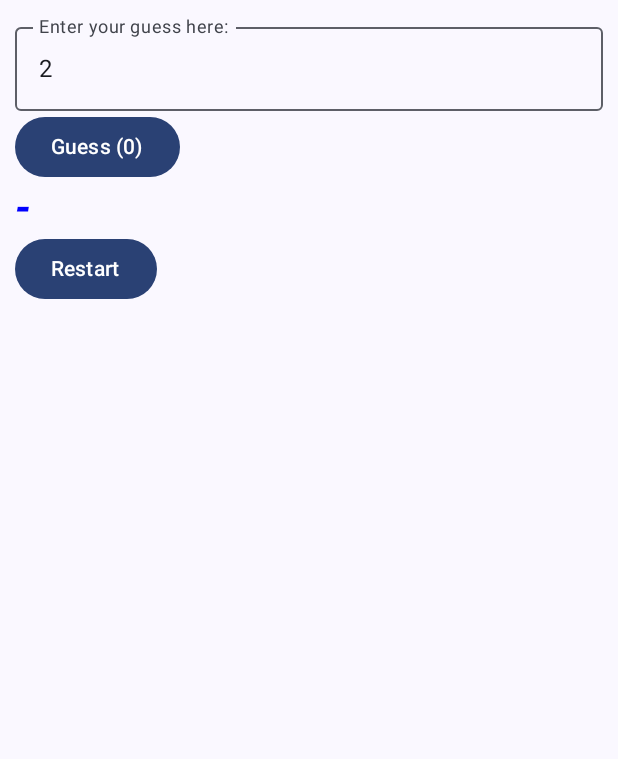
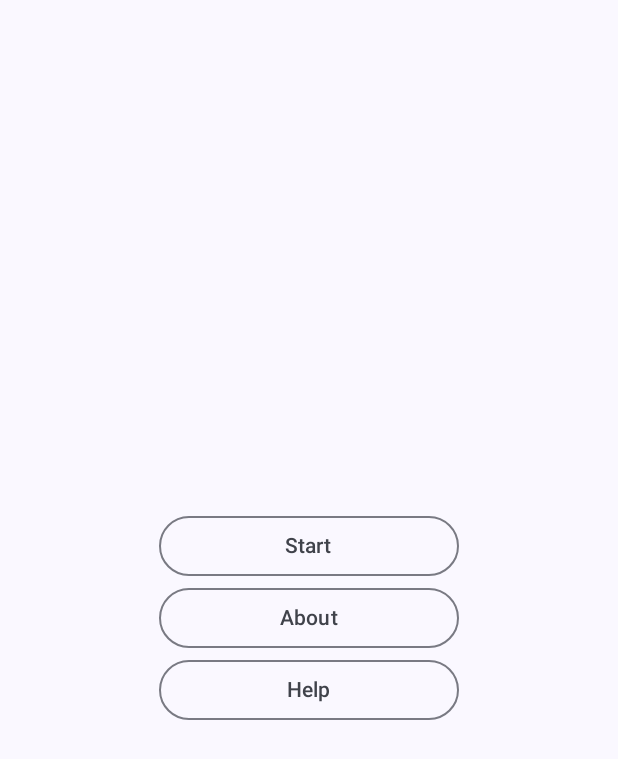
Before and after one commit to Kolos1974/CubixAndroidCompose, an Android app built with Jetpack Compose: the screen it shows after launch (MainActivity), on a phone screen of 412 x 824 dp. Shown: the top 759 px of the screen. Run offline under Robolectric (Android 15) with nearby library versions, the phone set to English and light mode, and no system bars.

Commit message:
HighLowGameComposeDemo_ViewModel

```diff
--- a/HighLowGameComposeDemo_ViewModel/app/src/main/java/com/example/highlowgamecomposedemo_viewmodel/MainActivity.kt
+++ b/HighLowGameComposeDemo_ViewModel/app/src/main/java/com/example/highlowgamecomposedemo_viewmodel/MainActivity.kt
@@ -1,16 +1,24 @@
 package com.example.highlowgamecomposedemo_viewmodel
 
 import android.os.Bundle
+import android.provider.SyncStateContract.Helpers
 import androidx.activity.ComponentActivity
 import androidx.activity.compose.setContent
 import androidx.compose.foundation.layout.fillMaxSize
 import androidx.compose.material3.MaterialTheme
 import androidx.compose.material3.Surface
-import androidx.compose.material3.Text
 import androidx.compose.runtime.Composable
 import androidx.compose.ui.Modifier
-import androidx.compose.ui.tooling.preview.Preview
-import com.example.highlowgamecomposedemo_viewmodel.screen.GameScreen
+import androidx.navigation.NavHostController
+import androidx.navigation.NavType
+import androidx.navigation.compose.NavHost
+import androidx.navigation.compose.composable
+import androidx.navigation.compose.rememberNavController
+import androidx.navigation.navArgument
+import com.example.highlowgamecomposedemo_viewmodel.screen.about.AboutScreen
+import com.example.highlowgamecomposedemo_viewmodel.screen.game.GameScreen
+import com.example.highlowgamecomposedemo_viewmodel.screen.help.HelpScreen
+import com.example.highlowgamecomposedemo_viewmodel.screen.mainmenu.MainMenuScreen
 import com.example.highlowgamecomposedemo_viewmodel.ui.theme.HighLowGameComposeDemo_ViewModelTheme
 
 class MainActivity : ComponentActivity() {
@@ -23,9 +31,59 @@ class MainActivity : ComponentActivity() {
                     modifier = Modifier.fillMaxSize(),
                     color = MaterialTheme.colorScheme.background
                 ) {
-                    GameScreen()
+                    // GameScreen()
+                    MyAppNavHost()
                 }
             }
         }
     }
 }
+
+
+@Composable
+fun MyAppNavHost(
+    modifier: Modifier = Modifier,
+    navController: NavHostController = rememberNavController(),
+    startDestination: String = "mainmenuscreen"
+){
+    NavHost(navController = navController,
+        startDestination = startDestination ){
+
+        composable("mainmenuscreen"){
+            MainMenuScreen(
+                onNavigateToGame = { navController.navigate("gamescreen?upperBound=20") },
+                onNavigateToHelp = {navController.navigate("helpscreen/this is the text")},
+                navController)
+        }
+
+
+        composable("gamescreen?upperBound={upperBound}",
+            arguments = listOf(navArgument("upperBound") {
+                defaultValue = 0
+                type = NavType.IntType }
+            )
+        ) {
+            GameScreen()
+        }
+
+
+        composable("aboutscreen"){
+            AboutScreen()
+        }
+
+        composable(
+            "helpscreen/{helptext}",
+            arguments = listOf(navArgument("helptext") { type = NavType.StringType })
+        ) { navBackStackEntry ->
+            /* Extracting the helptext from the route */
+            val text = navBackStackEntry.arguments?.getString("helptext")
+
+            text?.let {
+                HelpScreen(helpText = text)
+            }
+        }
+
+    }
+
+
+}
--- a/HighLowGameComposeDemo_ViewModel/app/src/main/java/com/example/highlowgamecomposedemo_viewmodel/screen/GameScreen.kt
+++ b/HighLowGameComposeDemo_ViewModel/app/src/main/java/com/example/highlowgamecomposedemo_viewmodel/screen/game/GameScreen.kt
@@ -1,10 +1,9 @@
-package com.example.highlowgamecomposedemo_viewmodel.screen
+package com.example.highlowgamecomposedemo_viewmodel.screen.game
 
 import androidx.compose.foundation.layout.Column
 import androidx.compose.foundation.layout.fillMaxSize
 import androidx.compose.foundation.layout.fillMaxWidth
 import androidx.compose.foundation.layout.padding
-import androidx.compose.foundation.text.BasicTextField
 import androidx.compose.foundation.text.KeyboardOptions
 import androidx.compose.material.icons.Icons
 import androidx.compose.material.icons.filled.Warning
@@ -34,7 +33,6 @@ import androidx.compose.ui.unit.sp
 import androidx.lifecycle.viewmodel.compose.viewModel
 import com.example.highlowgamecomposedemo_viewmodel.R
 import com.example.highlowgamecomposedemo_viewmodel.ui.theme.HighLowGameComposeDemo_ViewModelTheme
-import kotlin.random.Random
 
 @OptIn(ExperimentalMaterial3Api::class)
 @Composable
--- a/HighLowGameComposeDemo_ViewModel/app/src/main/java/com/example/highlowgamecomposedemo_viewmodel/screen/GameViewModel.kt
+++ b/HighLowGameComposeDemo_ViewModel/app/src/main/java/com/example/highlowgamecomposedemo_viewmodel/screen/game/GameViewModel.kt
@@ -1,23 +1,24 @@
-package com.example.highlowgamecomposedemo_viewmodel.screen
+package com.example.highlowgamecomposedemo_viewmodel.screen.game
 
 import androidx.compose.runtime.getValue
 import androidx.compose.runtime.mutableStateOf
 import androidx.compose.runtime.setValue
+import androidx.lifecycle.SavedStateHandle
 import androidx.lifecycle.ViewModel
 import java.util.Random
 
-class GameViewModel : ViewModel() {
+class GameViewModel(
+    savedStateHandle: SavedStateHandle
+) : ViewModel() {
 
     var generatedNum by mutableStateOf(0)
     var upperBound by mutableStateOf(3)
     var counter by mutableStateOf(0)
 
     init {
-        /*
         savedStateHandle.get<Int>("upperBound")?.let {
             upperBound = it
         }
-         */
 
         generateNewNum()
     }
--- /dev/null
+++ b/HighLowGameComposeDemo_ViewModel/app/src/main/java/com/example/highlowgamecomposedemo_viewmodel/screen/mainmenu/MainMenuScreen.kt
@@ -0,0 +1,52 @@
+package com.example.highlowgamecomposedemo_viewmodel.screen.mainmenu
+
+import androidx.compose.foundation.layout.Arrangement
+import androidx.compose.foundation.layout.Column
+import androidx.compose.foundation.layout.fillMaxSize
+import androidx.compose.foundation.layout.requiredWidth
+import androidx.compose.material3.OutlinedButton
+import androidx.compose.material3.Text
+import androidx.compose.runtime.Composable
+import androidx.compose.ui.Alignment
+import androidx.compose.ui.Modifier
+import androidx.compose.ui.unit.dp
+import androidx.navigation.NavController
+
+@Composable
+fun MainMenuScreen(
+    onNavigateToGame: () -> Unit,
+    onNavigateToHelp: () -> Unit,
+    navController: NavController,
+    modifier: Modifier = Modifier
+) {
+
+    Column(
+        modifier = modifier
+            .fillMaxSize(),
+        verticalArrangement = Arrangement.Center,
+        horizontalAlignment = Alignment.CenterHorizontally
+    ) {
+        OutlinedButton(
+            modifier = Modifier.requiredWidth(200.dp),
+            onClick = onNavigateToGame
+        ) {
+            Text("Start")
+        }
+        OutlinedButton(
+            modifier = Modifier.requiredWidth(200.dp),
+            onClick = {
+                navController.navigate("aboutscreen")
+            }
+        ) {
+            Text("About")
+        }
+        OutlinedButton(
+            modifier = Modifier.requiredWidth(200.dp),
+            onClick = {
+               onNavigateToHelp()
+            }
+        ) {
+            Text("Help")
+        }
+    }
+}
```
Also changed, not shown: HighLowGameComposeDemo_ViewModel/app/src/main/java/com/example/highlowgamecomposedemo_viewmodel/screen/about/AboutScreen.kt (added, +13 -0 lines), HighLowGameComposeDemo_ViewModel/app/src/main/java/com/example/highlowgamecomposedemo_viewmodel/screen/help/HelpScreen.kt (added, +14 -0 lines).
